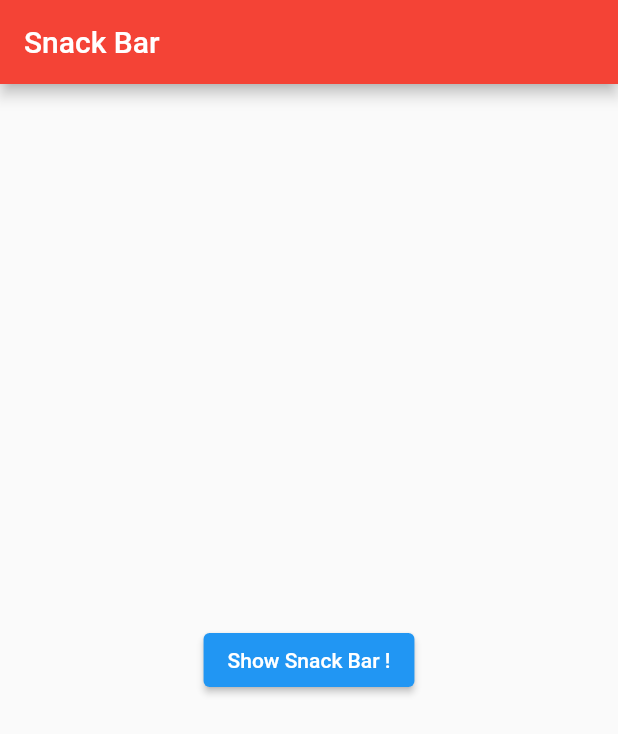
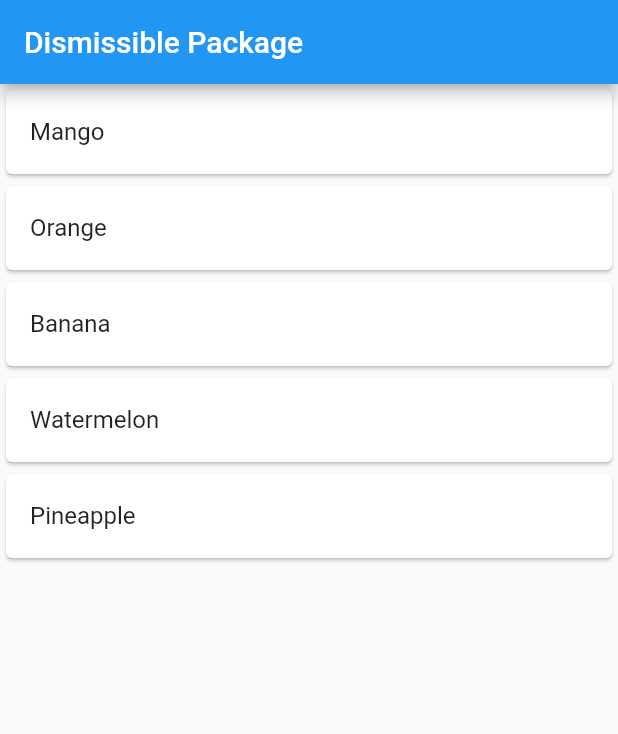
Before and after one commit to itsnehabhagat05/LearningFlutterTopics, a Flutter app: the screen it shows after launch, on a phone screen of 412 x 824 dp. Shown: the top 734 px of the screen. Run offline on Flutter 3.47's test engine with Material 2 defaults, Android fonts, the light colour scheme and no system bars.

Commit message:
Dismissible

```diff
--- a/lib/main.dart
+++ b/lib/main.dart
@@ -1,9 +1,11 @@
+//import 'package:learn_flutter/widgets/container_sized.dart';
+// import 'package:learn_flutter/widgets/list_grid.dart';
+// import 'package:learn_flutter/widgets/rowscols.dart';
+// import 'package:learn_flutter/widgets/buttons.dart';
+// import 'package:learn_flutter/widgets/snackbar.dart';
 import 'package:flutter/material.dart';
-import 'package:learn_flutter/widgets/container_sized.dart';
-import 'package:learn_flutter/widgets/list_grid.dart';
-import 'package:learn_flutter/widgets/rowscols.dart';
-import 'package:learn_flutter/widgets/buttons.dart';
-import 'package:learn_flutter/widgets/snackbar.dart';
+import 'package:learn_flutter/widgets/dismissiable.dart';
+
 
 void main(){
   runApp(const LearnApp());
@@ -21,7 +23,7 @@
         brightness: Brightness.light,
 
         primaryColor: Colors.deepPurple,),
-      home:SnackbarWidget() ,
+      home:DismissablesWidget() ,
 
     );
   }
--- /dev/null
+++ b/lib/widgets/dismissiable.dart
@@ -0,0 +1,49 @@
+import 'package:flutter/material.dart';
+
+class DismissablesWidget extends StatefulWidget {
+  const DismissablesWidget({super.key});
+
+  @override
+  State<DismissablesWidget> createState() => _DismissablesWidgetState();
+}
+
+class _DismissablesWidgetState extends State<DismissablesWidget> {
+  List <String> fruits = ['Mango','Orange','Banana','Watermelon','Pineapple'];
+  @override
+  Widget build(BuildContext context) {
+    return Scaffold(
+      appBar: AppBar(
+        title: Text('Dismissible Package'),
+      ),
+      body: ListView.builder(itemCount: fruits.length,itemBuilder: ((context, index) {
+        final fruit = fruits[index];
+        return Dismissible(
+          onDismissed: (direction) {
+            if (direction==DismissDirection.startToEnd){
+              ScaffoldMessenger.of(context).showSnackBar(
+                SnackBar(
+                  content: Text(fruits[index]),
+                  backgroundColor: Colors.red,
+                ));
+            }
+            else{
+              ScaffoldMessenger.of(context).showSnackBar(
+                SnackBar(
+                  content: Text(fruits[index]),
+                  backgroundColor: Colors.green,
+                ));
+
+            }
+          },
+          key: Key(fruit),
+          background: Container(color: Colors.red),
+          secondaryBackground: Container(color: Colors.green),
+          child: Card(
+            child: ListTile(
+              title: Text(fruits[index]),
+            ),
+          ));
+      }),),
+    );
+  }
+}
```
